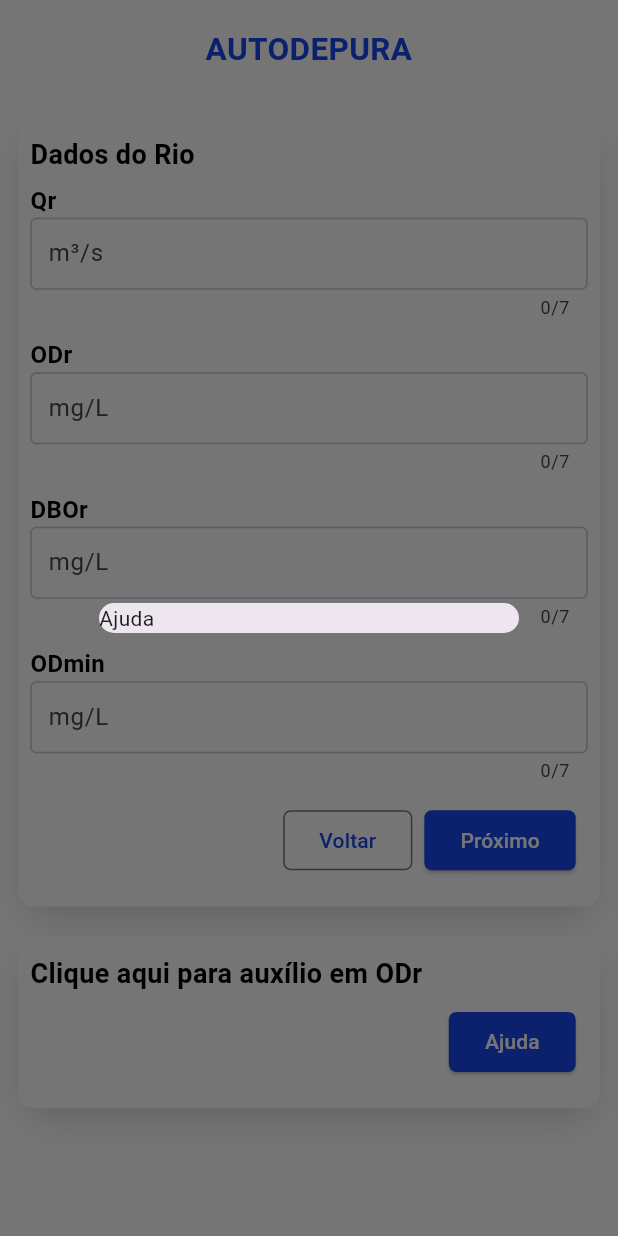
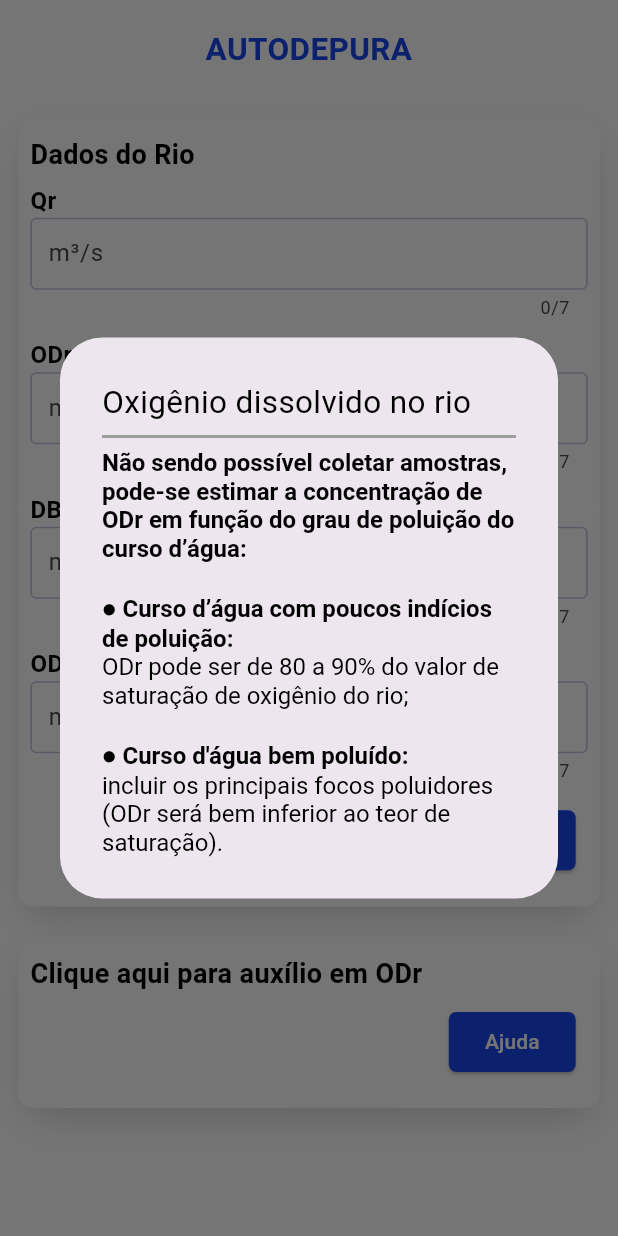
Before and after one commit to jvictorpdl/AutoDepuraF, a Flutter app: the DadosDoRioPage screen opened by its route, after a tap on "Ajuda", on a phone screen of 412 x 824 dp. Run offline on Flutter 3.47's test engine with Material 2 defaults, Android fonts, the phone set to English and light mode, and no system bars; our stand-ins replace bloc, flutter_bloc, freezed_annotation, get_it.

Commit message:
dados do rio quase completo (faltam dois modais)

```diff
--- a/lib/ui/pages/dados_do_rio/dados_do_rio.dart
+++ b/lib/ui/pages/dados_do_rio/dados_do_rio.dart
@@ -21,10 +21,7 @@ class _DadosDoRioPageState extends State<DadosDoRioPage> {
         break;
       case CustomCardAction.next:
         // se index menor menor ou igual a total de steps - 1:
-        if (index <= 1) setState(() => index++);
-        break;
-      case CustomCardAction.start:
-        setState(() => index = 0);
+        Navigator.of(context).pushReplacementNamed("/home");
         break;
     }
   }
@@ -55,8 +52,54 @@ class _DadosDoRioPageState extends State<DadosDoRioPage> {
               onPressed: (action) {
                 showDialog(
                   context: context,
-                  builder: (context) => const Dialog(
-                    child: Text("Ajuda"),
+                  builder: (context) => Dialog(
+                    child: Container(
+                      padding: const EdgeInsets.all(AppPaddings.defaultPadding),
+                      child: Column(
+                        mainAxisSize: MainAxisSize.min,
+                        crossAxisAlignment: CrossAxisAlignment.start,
+                        children: [
+                          Text(
+                            "Oxigênio dissolvido no rio",
+                            style: AppTextStyles.h1.copyWith(
+                              color: Colors.black,
+                            ),
+                          ),
+                          const Divider(
+                            thickness: 2,
+                            color: Colors.grey,
+                          ),
+                          RichText(
+                            text: TextSpan(
+                              style: AppTextStyles.h3,
+                              text:
+                                  "",
+                              children: [
+                                TextSpan(
+                                  text: "Não sendo possível coletar amostras, pode-se estimar a concentração de ODr em função do grau de poluição do curso d’água:\n\n",
+                                  style: AppTextStyles.h3.copyWith(fontWeight: FontWeight.bold,),
+                                ),
+                                TextSpan(
+                                  text: "● Curso d’água com poucos indícios de poluição:\n",
+                                  style: AppTextStyles.h3.copyWith(fontWeight: FontWeight.bold)
+                                ),
+                                const TextSpan(
+                                  text: "ODr pode ser de 80 a 90% do valor de saturação de oxigênio do rio;\n\n",
+                                ),
+                                TextSpan(
+                                    text: "● Curso d'água bem poluído:\n",
+                                    style: AppTextStyles.h3.copyWith(
+                                      fontWeight: FontWeight.bold,
+                                    )),
+                                const TextSpan(
+                                  text: "incluir os principais focos poluidores (ODr será bem inferior ao teor de saturação).",
+                                ),
+                              ],
+                            ),
+                          )
+                        ],
+                      ),
+                    ),
                   ),
                 );
               },
--- a/lib/ui/pages/widgets/custom_card.dart
+++ b/lib/ui/pages/widgets/custom_card.dart
@@ -1,7 +1,7 @@
 import 'package:auto_depura/ui/theme/app_theme.dart';
 import 'package:flutter/material.dart';
 
-enum CustomCardAction { previous, next, start }
+enum CustomCardAction { previous, next }
 
 class CustomCard extends StatelessWidget {
   final String title;
```
Also changed, not shown: lib/ui/pages/dados_do_esgoto/dados_do_esgoto.dart (+3 -5 lines), lib/ui/pages/dados_do_rio/steps/dados_rio_step1.dart (+9 -1 lines).
